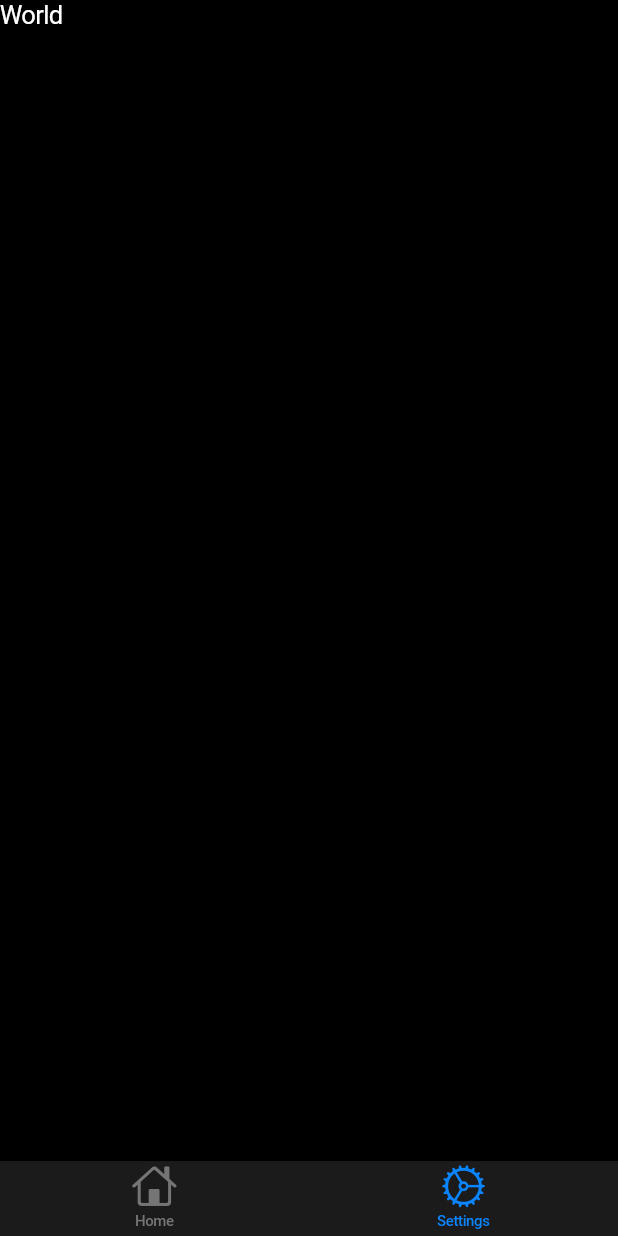
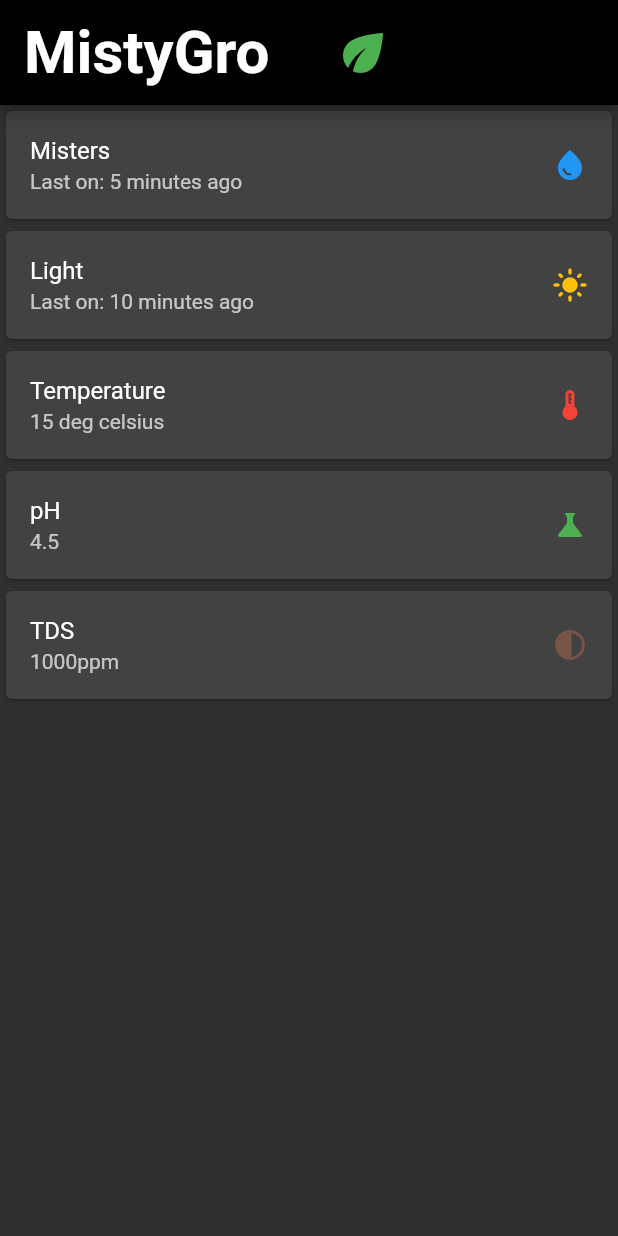
Before and after one commit to MRo47/MistyGro, a Flutter app: the screen it shows after launch, on a phone screen of 412 x 824 dp. Run offline on Flutter 3.47's test engine with Material 2 defaults, Android fonts, the phone set to English and light mode, and no system bars.

Commit message:
better appearance

```diff
--- a/Software/app/misty_gro/lib/main.dart
+++ b/Software/app/misty_gro/lib/main.dart
@@ -1,102 +1,123 @@
-import 'package:flutter/cupertino.dart';
+// Importing important packages require to connect
+// Flutter and Dart
 import 'package:flutter/material.dart';
 import 'package:flutter/services.dart';
 
+// Main Function
 void main() {
-  WidgetsFlutterBinding.ensureInitialized();
-  SystemChrome.setPreferredOrientations([
-    DeviceOrientation.portraitUp,
-    DeviceOrientation.portraitDown,
-  ]).then((value) => runApp(MyApp()));
+  SystemChrome.setEnabledSystemUIMode(SystemUiMode.immersive);
   runApp(const MyApp());
 }
 
 class MyApp extends StatelessWidget {
   const MyApp({Key? key}) : super(key: key);
 
-  // This widget is the root of your application.
+// This widget is the root of your application.
   @override
   Widget build(BuildContext context) {
-    // 1 <-- SEE HERE
-    return const CupertinoApp(
-      // 2 <-- SEE HERE
-      theme: CupertinoThemeData(brightness: Brightness.dark),
-      home: CupertinoSimpleHomePage(),
+    return MaterialApp(
+      // title of the application
+      title: 'Hello World Demo Application',
+      // theme of the widget
+      theme: ThemeData(
+        primarySwatch: Colors.teal,
+        brightness: Brightness.dark,
+        // listTileTheme: const ListTileThemeData(
+        //   textColor: Colors.black,
+        //   tileColor: Colors.white,
+        // ),
+      ),
+      // Inner UI of the application
+      home: const MyHomePage(title: 'MistyGro'),
     );
   }
 }
 
-class CupertinoSimpleHomePage extends StatefulWidget {
-  const CupertinoSimpleHomePage({Key? key}) : super(key: key);
-
-  @override
-  _CupertinoSimpleHomePageState createState() =>
-      _CupertinoSimpleHomePageState();
-}
-
-class _CupertinoSimpleHomePageState extends State<CupertinoSimpleHomePage> {
-  List<int> bottom = <int>[0];
+/* This class is similar to MyApp instead it
+returns Scaffold Widget */
+class MyHomePage extends StatelessWidget {
+  const MyHomePage({Key? key, required this.title}) : super(key: key);
+  final String title;
 
   @override
   Widget build(BuildContext context) {
-    const Key centerKey = ValueKey<String>('bottom-sliver-list');
-    // 3 <-- SEE HERE
-    return CupertinoTabScaffold(
-      // 2 <-- SEE HERE
-      tabBar: CupertinoTabBar(
-        currentIndex: 1,
-        items: const <BottomNavigationBarItem>[
-          // 3 <-- SEE HERE
-          BottomNavigationBarItem(
-              icon: Icon(CupertinoIcons.home), label: 'Home'),
-          BottomNavigationBarItem(
-              icon: Icon(CupertinoIcons.settings), label: 'Settings'),
-        ],
-      ),
-      tabBuilder: (context, index) {
-        late final CupertinoTabView returnValue;
-        switch (index) {
-          case 0:
-            // 4 <-- SEE HERE
-            returnValue = CupertinoTabView(
-              builder: (context) {
-                return CustomScrollView(
-                  slivers: <Widget>[
-                    CupertinoSliverNavigationBar(
-                      largeTitle: Text('MistyGro'),
-                    ),
-                    SliverList(
-                      key: centerKey,
-                      delegate: SliverChildBuilderDelegate(
-                        (BuildContext context, int index) {
-                          return const Card(
-                            child: ListTile(
-                              // leading:
-                              //     Icon(Icons.water_drop, color: Colors.blue),
-                              title: Text('Misters'),
-                              trailing:
-                                  Icon(Icons.water_drop, color: Colors.blue),
-                            ),
-                          );
-                        },
-                        childCount: bottom.length,
-                      ),
-                    ),
-                  ],
-                );
-              },
-            );
-            break;
-          case 1:
-            returnValue = CupertinoTabView(
-              builder: (context) {
-                return const Text('World');
-              },
-            );
-            break;
-        }
-        return returnValue;
-      },
-    );
+    return Scaffold(
+        appBar: AppBar(
+          actions: const <Widget>[
+            Padding(
+              padding: EdgeInsets.only(right: 150),
+              child: Icon(
+                Icons.eco,
+                color: Colors.green,
+                size: 40,
+              ),
+            ),
+          ],
+          // leading:
+          title: Text(title),
+          titleTextStyle: const TextStyle(
+            fontSize: 40,
+            fontWeight: FontWeight.bold,
+            // color: Colors.teal,
+          ),
+          toolbarHeight: 70,
+          backgroundColor: Colors.black,
+        ),
+        // Sets the content to the
+        // center of the application page
+        body: ListView(
+          children: const <Widget>[
+            Card(
+              child: ListTile(
+                title: Text('Misters'),
+                subtitle: Text('Last on: 5 minutes ago'),
+                trailing: Icon(
+                  Icons.water_drop,
+                  color: Colors.blue,
+                ),
+              ),
+            ),
+            Card(
+              child: ListTile(
+                title: Text('Light'),
+                subtitle: Text('Last on: 10 minutes ago'),
+                trailing: Icon(
+                  Icons.light_mode,
+                  color: Colors.amber,
+                ),
+              ),
+            ),
+            Card(
+              child: ListTile(
+                title: Text('Temperature'),
+                subtitle: Text('15 deg celsius'),
+                trailing: Icon(
+                  Icons.thermostat,
+                  color: Colors.red,
+                ),
+              ),
+            ),
+            Card(
+              child: ListTile(
+                title: Text('pH'),
+                subtitle: Text('4.5'),
+                trailing: Icon(
+                  Icons.science,
+                  color: Colors.green,
+                ),
+              ),
+            ),
+            Card(
+              child: ListTile(
+                title: Text('TDS'),
+                subtitle: Text('1000ppm'),
+                trailing: Icon(
+                  Icons.contrast,
+                  color: Colors.brown,
+                ),
+              ),
+            )
+          ],
+        ));
   }
 }
```
